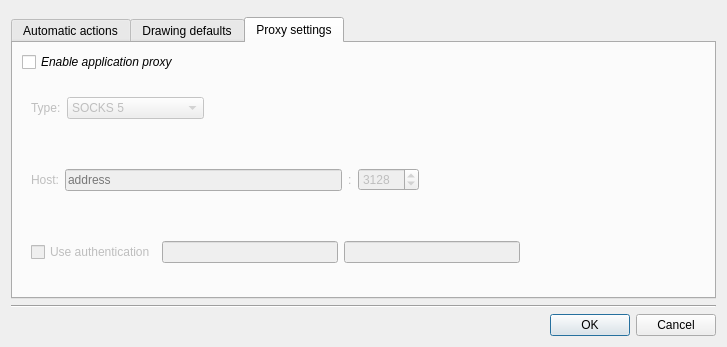
Qt form plugins/perspective/GraphPerspective/designer/PreferencesDialog.ui (Tulip-Dev/tulip) before a commit.
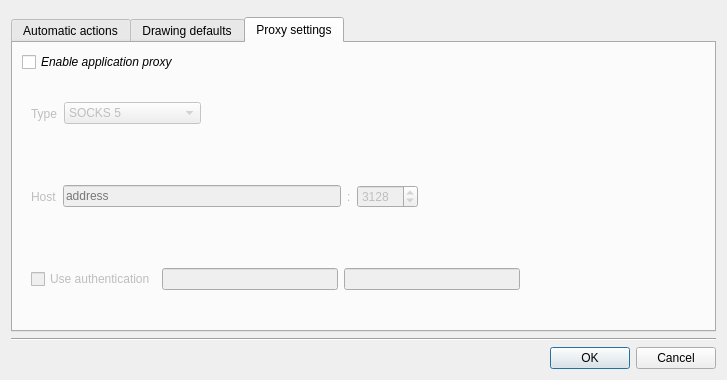
The same form after that commit. The open tabs and pages were chosen to show the change. Icons and pictures are not drawn.

What changed in the file:
```diff
--- a/plugins/perspective/GraphPerspective/designer/PreferencesDialog.ui
+++ b/plugins/perspective/GraphPerspective/designer/PreferencesDialog.ui
@@ -7,7 +7,7 @@
     <x>0</x>
     <y>0</y>
     <width>727</width>
-    <height>347</height>
+    <height>380</height>
    </rect>
   </property>
   <property name="sizePolicy">
@@ -450,7 +450,7 @@
             <item>
              <widget class="QLabel" name="labeltype">
               <property name="text">
-               <string>Type:</string>
+               <string>Type</string>
               </property>
              </widget>
             </item>
@@ -503,7 +503,7 @@
             <item>
              <widget class="QLabel" name="labelhost">
               <property name="text">
-               <string>Host:</string>
+               <string>Host</string>
               </property>
              </widget>
             </item>
```
Left out of the diff: 10 changed lines with no effect on the pictures.
